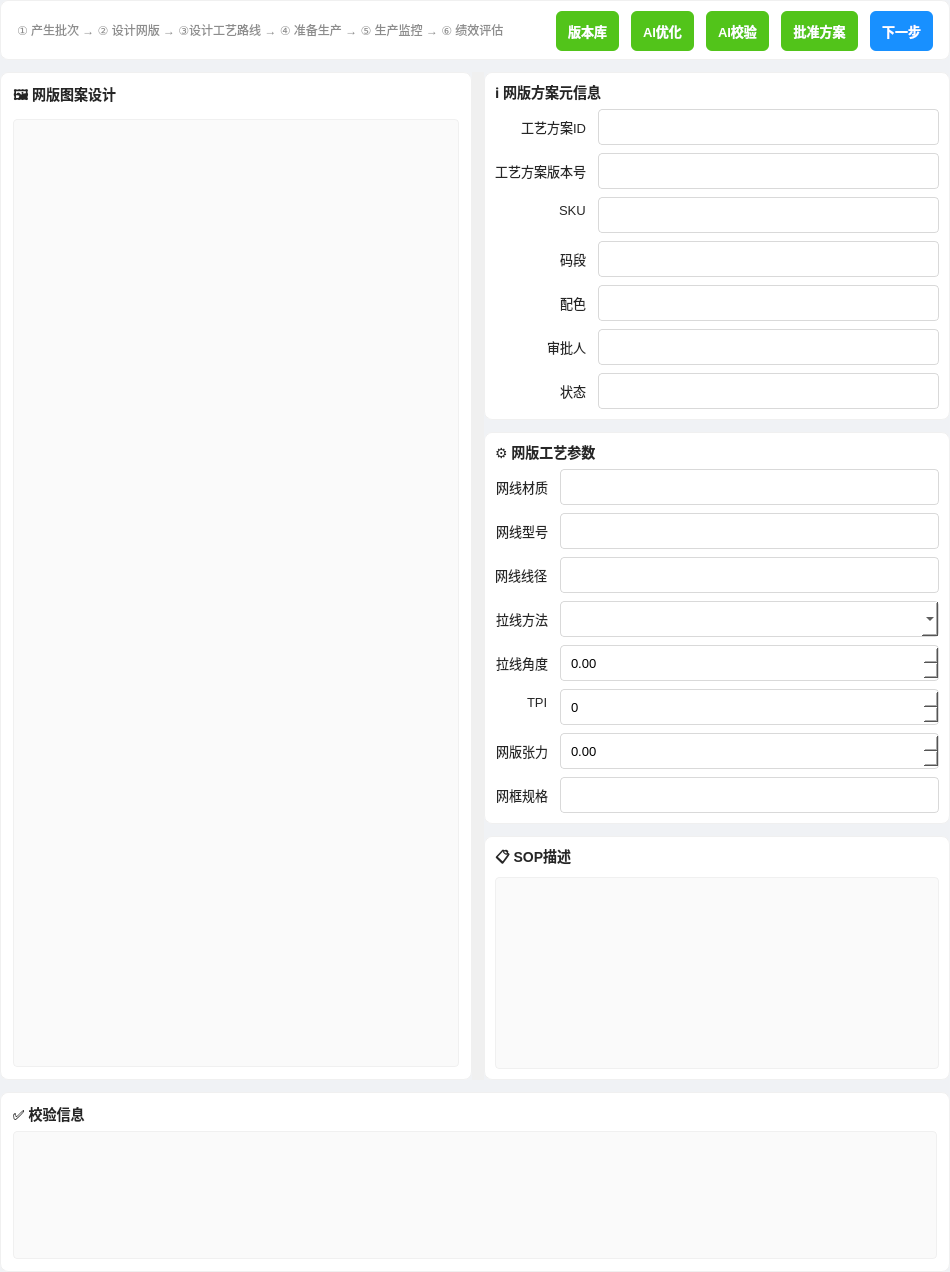
ByteKnight-X/LineControlRobot, file forms/separation_page.ui: the form before one commit.
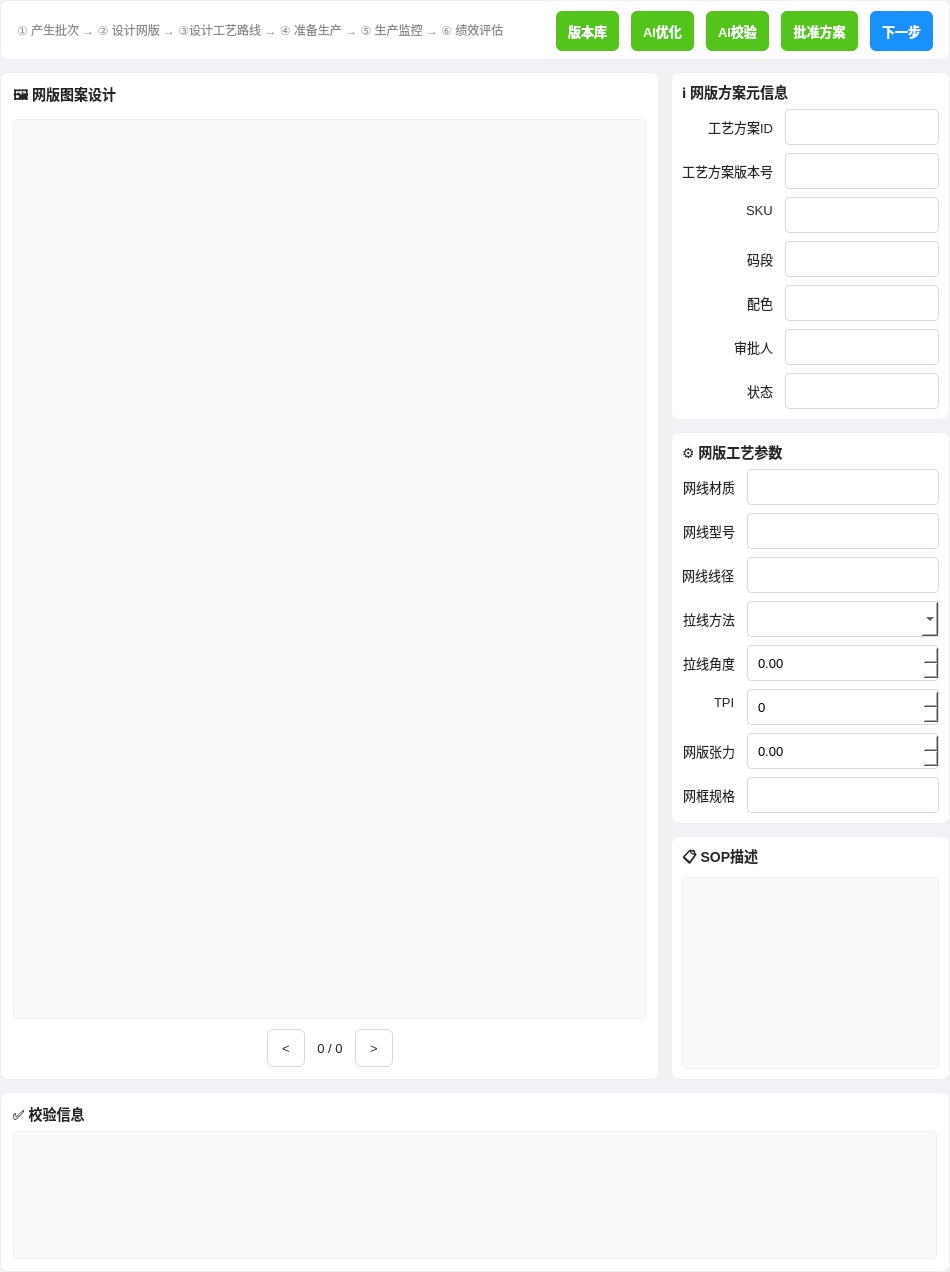
The form after the commit.

The edit to the form file:
```diff
--- a/forms/separation_page.ui
+++ b/forms/separation_page.ui
@@ -32,6 +32,12 @@
         QPushButton#btnNext:hover { background-color: #40a9ff; }
         QPushButton#btnNext:pressed { background-color: #096dd9; }
 
+        QPushButton#btnPrevMesh, QPushButton#btnNextMesh {
+          min-width: 36px;
+          max-width: 36px;
+          padding: 4px 0;
+        }
+
         QFrame#topBar, QFrame#canvasCard, QFrame#grpSchemeMeta, QFrame#grpParams, QFrame#grpSOP, QFrame#validationCard {
           background-color: #ffffff; border: 1px solid #f0f0f0; border-radius: 8px;
         }
@@ -133,6 +139,12 @@
 
           <!-- 左栏：画布框 -->
           <widget class="QFrame" name="canvasCard">
+            <property name="sizePolicy">
+              <sizepolicy hsizetype="Preferred" vsizetype="Preferred">
+                <horstretch>7</horstretch>
+                <verstretch>1</verstretch>
+              </sizepolicy>
+            </property>
             <property name="frameShape"><enum>QFrame::NoFrame</enum></property>
             <layout class="QVBoxLayout" name="canvasLayout">
               <property name="leftMargin"><number>12</number></property>
@@ -148,11 +160,56 @@
               <item>
                 <widget class="QGraphicsView" name="graphicsPreview"/>
               </item>
+              <item>
+                <layout class="QHBoxLayout" name="meshNavigationLayout">
+                  <property name="spacing"><number>12</number></property>
+                  <item>
+                    <spacer name="meshNavLeftSpacer">
+                      <property name="orientation"><enum>Qt::Horizontal</enum></property>
+                      <property name="sizeHint" stdset="0">
+                        <size><width>40</width><height>20</height></size>
+                      </property>
+                    </spacer>
+                  </item>
+                  <item>
+                    <widget class="QPushButton" name="btnPrevMesh">
+                      <property name="text"><string>&lt;</string></property>
+                    </widget>
+                  </item>
+                  <item>
+                    <widget class="QLabel" name="lblMeshPager">
+                      <property name="text"><string>0 / 0</string></property>
+                      <property name="alignment">
+                        <set>Qt::AlignCenter</set>
+                      </property>
+                    </widget>
+                  </item>
+                  <item>
+                    <widget class="QPushButton" name="btnNextMesh">
+                      <property name="text"><string>&gt;</string></property>
+                    </widget>
+                  </item>
+                  <item>
+                    <spacer name="meshNavRightSpacer">
+                      <property name="orientation"><enum>Qt::Horizontal</enum></property>
+                      <property name="sizeHint" stdset="0">
+                        <size><width>40</width><height>20</height></size>
+                      </property>
+                    </spacer>
+                  </item>
+                </layout>
+              </item>
             </layout>
           </widget>
 
           <!-- 右栏：元信息 + 参数 + SOP -->
           <widget class="QWidget" name="rightPane">
+            <property name="sizePolicy">
+              <sizepolicy hsizetype="Preferred" vsizetype="Preferred">
+                <horstretch>3</horstretch>
+                <verstretch>1</verstretch>
+              </sizepolicy>
+            </property>
             <layout class="QVBoxLayout" name="rightPaneLayout">
               <property name="spacing"><number>12</number></property>
               <property name="leftMargin"><number>0</number></property>
```
